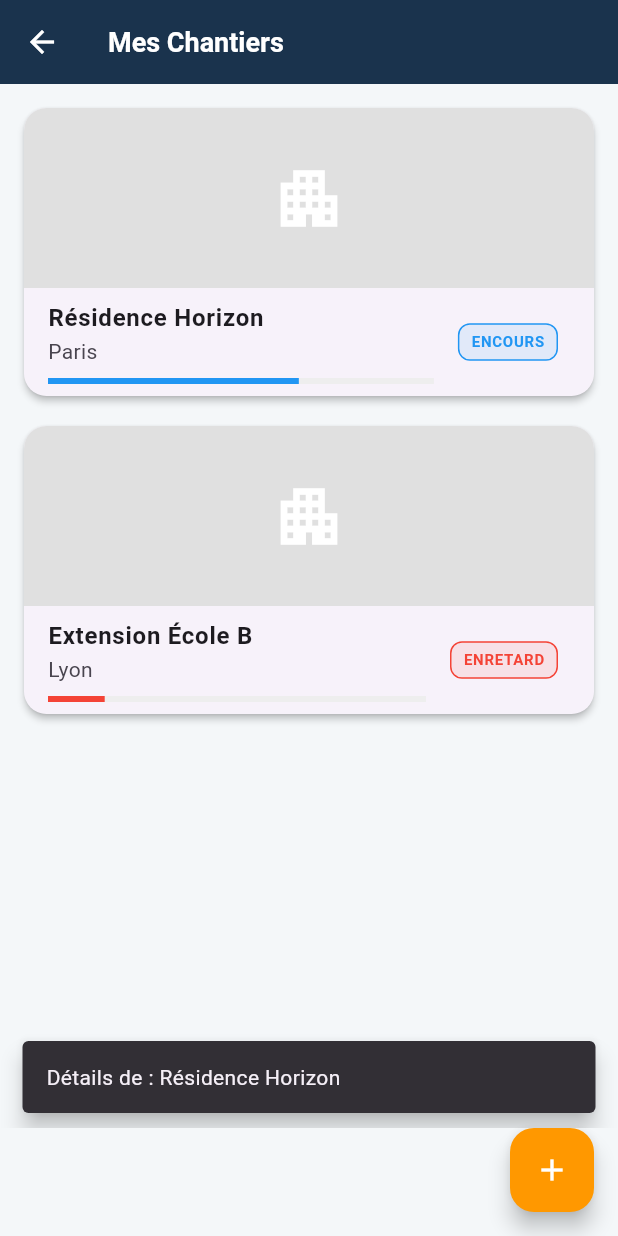
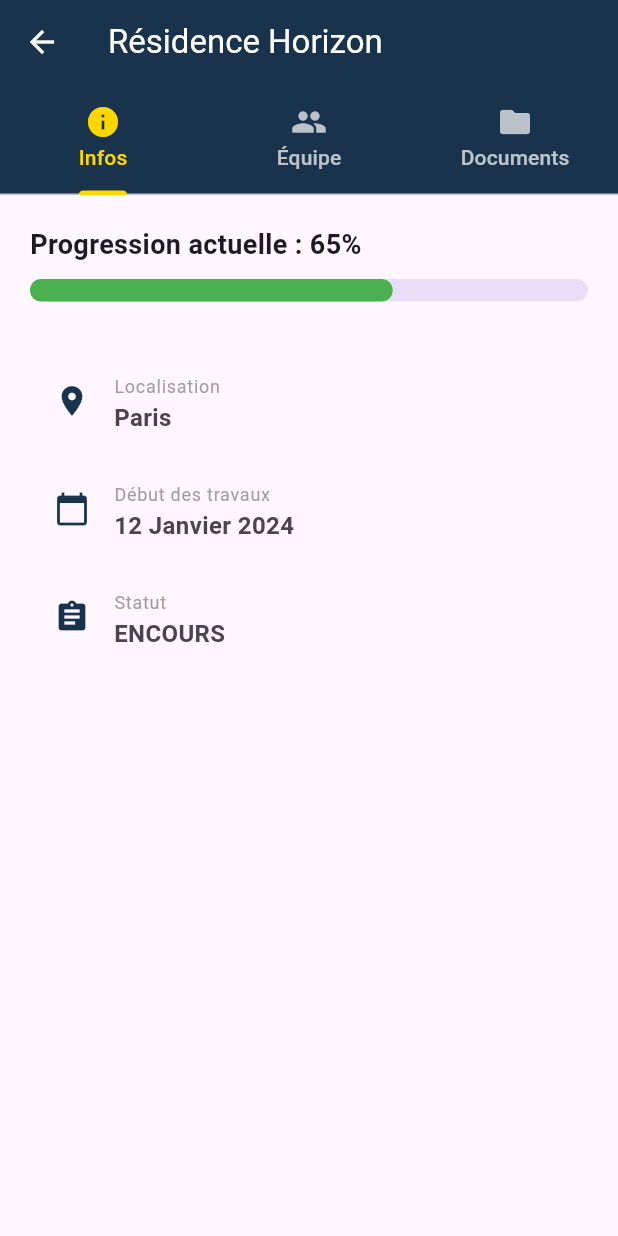
Before and after one commit to Kevin-Razafison/ArkChantier, a Flutter app: the ChantiersScreen screen opened directly, after a tap on "Résidence Horizon", on a phone screen of 412 x 824 dp. Run offline on Flutter 3.47's test engine with Material 3 defaults, Android fonts, the phone set to English and light mode, and no system bars; network calls fail.

Commit message:
feat: ajout de la page de détails des chantiers avec système d'onglets

```diff
--- /dev/null
+++ b/lib/screens/chantier_detail_screen.dart
@@ -0,0 +1,74 @@
+import 'package:flutter/material.dart';
+import '../models/chantier_model.dart';
+
+class ChantierDetailScreen extends StatelessWidget {
+  final Chantier chantier;
+
+  const ChantierDetailScreen({super.key, required this.chantier});
+
+  @override
+  Widget build(BuildContext context) {
+    return DefaultTabController(
+      length: 3, // 3 sections : Vue d'ensemble, Équipe, Documents
+      child: Scaffold(
+        appBar: AppBar(
+          title: Text(chantier.nom),
+          backgroundColor: const Color(0xFF1A334D),
+          foregroundColor: Colors.white,
+          bottom: const TabBar(
+            labelColor: Color(0xFFFFD700), // Ton Gold fétiche
+            unselectedLabelColor: Colors.white70,
+            indicatorColor: Color(0xFFFFD700),
+            tabs: [
+              Tab(icon: Icon(Icons.info), text: "Infos"),
+              Tab(icon: Icon(Icons.group), text: "Équipe"),
+              Tab(icon: Icon(Icons.folder), text: "Documents"),
+            ],
+          ),
+        ),
+        body: TabBarView(
+          children: [
+            _buildOverviewTab(),
+            _buildTeamTab(),
+            _buildDocsTab(),
+          ],
+        ),
+      ),
+    );
+  }
+
+  Widget _buildOverviewTab() {
+    return SingleChildScrollView(
+      padding: const EdgeInsets.all(20),
+      child: Column(
+        crossAxisAlignment: CrossAxisAlignment.start,
+        children: [
+          Text("Progression actuelle : ${(chantier.progression * 100).toInt()}%",
+               style: const TextStyle(fontSize: 18, fontWeight: FontWeight.bold)),
+          const SizedBox(height: 10),
+          LinearProgressIndicator(
+            value: chantier.progression,
+            minHeight: 15,
+            borderRadius: BorderRadius.circular(10),
+            color: Colors.green,
+          ),
+          const SizedBox(height: 30),
+          _infoTile(Icons.location_on, "Localisation", chantier.lieu),
+          _infoTile(Icons.calendar_today, "Début des travaux", "12 Janvier 2024"),
+          _infoTile(Icons.assignment, "Statut", chantier.statut.name.toUpperCase()),
+        ],
+      ),
+    );
+  }
+
+  Widget _infoTile(IconData icon, String title, String subtitle) {
+    return ListTile(
+      leading: Icon(icon, color: const Color(0xFF1A334D)),
+      title: Text(title, style: const TextStyle(fontSize: 12, color: Colors.grey)),
+      subtitle: Text(subtitle, style: const TextStyle(fontSize: 16, fontWeight: FontWeight.bold)),
+    );
+  }
+
+  Widget _buildTeamTab() => const Center(child: Text("Liste des ouvriers assignés..."));
+  Widget _buildDocsTab() => const Center(child: Text("Photos et PDF du chantier..."));
+}
--- a/lib/screens/chantiers_screen.dart
+++ b/lib/screens/chantiers_screen.dart
@@ -1,6 +1,7 @@
 import 'package:flutter/material.dart';
 import '../models/chantier_model.dart';
 import '../widgets/add_chantier_form.dart';
+import 'chantier_detail_screen.dart';
 
 class ChantiersScreen extends StatefulWidget {
   const ChantiersScreen({super.key});
@@ -41,7 +42,7 @@ class _ChantiersScreenState extends State<ChantiersScreen> {
             clipBehavior: Clip.antiAlias,
             shape: RoundedRectangleBorder(borderRadius: BorderRadius.circular(15)),
             child: InkWell( // Ajout de l'interaction au clic
-              onTap: () => _showSimpleDetail(context, c.nom),
+              onTap: () => _goToDetail(context, c),
               child: Column(
                 crossAxisAlignment: CrossAxisAlignment.start,
                 children: [
@@ -116,9 +117,12 @@ class _ChantiersScreenState extends State<ChantiersScreen> {
     );
   }
 
-  void _showSimpleDetail(BuildContext context, String nom) {
-    ScaffoldMessenger.of(context).showSnackBar(
-      SnackBar(content: Text("Détails de : $nom"), behavior: SnackBarBehavior.floating),
+  void _goToDetail(BuildContext context, Chantier chantier) {
+    Navigator.push(
+      context,
+      MaterialPageRoute(
+        builder: (context) => ChantierDetailScreen(chantier: chantier),
+      ),
     );
   }
 }
```
